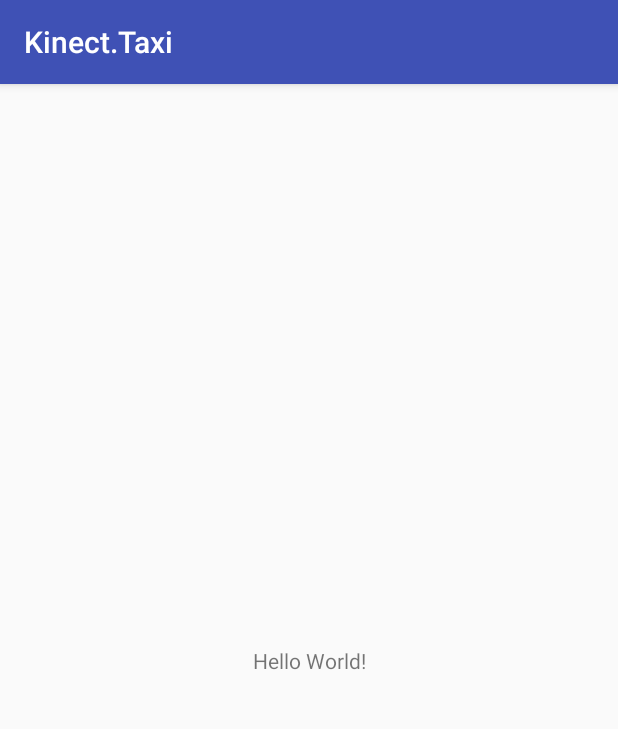
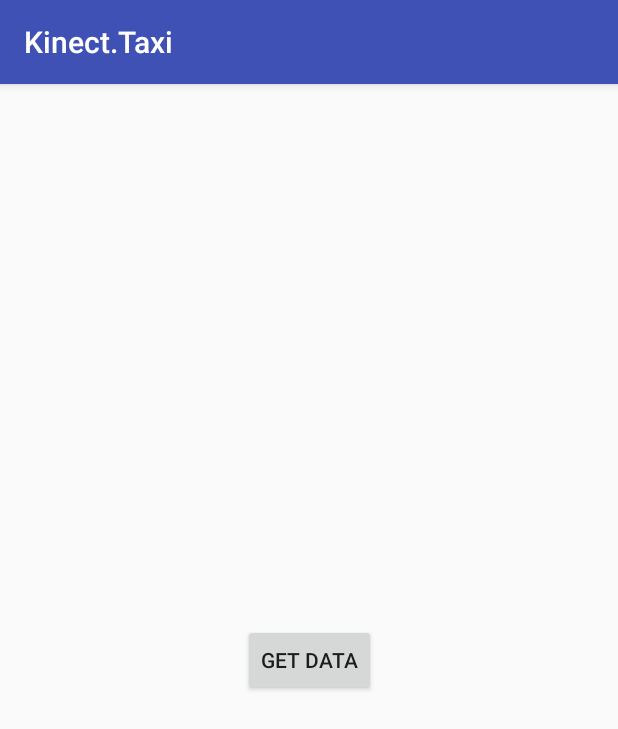
Before and after one commit to andrewgrow/Kinect.Taxi, an Android app: the screen it shows after launch (MainActivity), on a phone screen of 412 x 824 dp. Shown: the top 729 px of the screen. Run offline under Robolectric (Android 15) with nearby library versions, the phone set to English and light mode, and no system bars; our stand-ins replace RxJava.

```diff
--- a/app/src/main/AndroidManifest.xml
+++ b/app/src/main/AndroidManifest.xml
@@ -1,6 +1,8 @@
 <?xml version="1.0" encoding="utf-8"?>
 <manifest xmlns:android="http://schemas.android.com/apk/res/android"
     package="pro.kinect.taxi">
+
+    <uses-permission android:name="android.permission.INTERNET" />
 
     <application
         android:allowBackup="true"
--- a/app/src/main/java/pro/kinect/taxi/MainActivity.java
+++ b/app/src/main/java/pro/kinect/taxi/MainActivity.java
@@ -2,12 +2,67 @@ package pro.kinect.taxi;
 
 import android.support.v7.app.AppCompatActivity;
 import android.os.Bundle;
+import android.util.Log;
+import android.widget.Button;
+
+import java.util.List;
+
+import io.reactivex.Observable;
+import io.reactivex.Observer;
+import io.reactivex.SingleObserver;
+import io.reactivex.disposables.Disposable;
+import io.reactivex.observers.DisposableObserver;
+import pro.kinect.taxi.rest.RestAutoModel;
+import pro.kinect.taxi.rest.RestManager;
 
 public class MainActivity extends AppCompatActivity {
+
+    private static final String TAG = MainActivity.class.getSimpleName();
+
+    private DisposableObserver<List<RestAutoModel>> listObserver;
 
     @Override
     protected void onCreate(Bundle savedInstanceState) {
         super.onCreate(savedInstanceState);
         setContentView(R.layout.activity_main);
+
+        listObserver = new DisposableObserver<List<RestAutoModel>>() {
+            @Override
+            public void onNext(List<RestAutoModel> list) {
+                Log.d(TAG, "всего: " + list.size() + " машин");
+                for (RestAutoModel autoModel : list) {
+                    Log.d(TAG, autoModel.toString());
+                }
+            }
+
+            @Override
+            public void onError(Throwable e) {
+
+            }
+
+            @Override
+            public void onComplete() {
+
+            }
+        };
+
+        Button btnGetData = findViewById(R.id.btnGetData);
+        btnGetData.setOnClickListener(clickedView -> {
+            RestManager.getAllAutoCoordinates();
+        });
+    }
+
+    @Override
+    protected void onResume() {
+        super.onResume();
+        RestManager
+                .getSubjectAutoModel()
+                .onSubscribe(listObserver);
+    }
+
+    @Override
+    protected void onPause() {
+        listObserver.dispose();
+        super.onPause();
     }
 }
--- /dev/null
+++ b/app/src/main/java/pro/kinect/taxi/rest/RestApi.java
@@ -0,0 +1,18 @@
+package pro.kinect.taxi.rest;
+
+import java.util.List;
+
+import retrofit2.Call;
+import retrofit2.http.Field;
+import retrofit2.http.FormUrlEncoded;
+import retrofit2.http.POST;
+import retrofit2.http.Query;
+
+public interface RestApi {
+
+    @POST("getauto.php")
+    @FormUrlEncoded
+    Call<List<RestAutoModel>> getAllAutoCoordinates(
+            @Field("func") String func
+    );
+}
--- a/app/src/main/res/layout/activity_main.xml
+++ b/app/src/main/res/layout/activity_main.xml
@@ -6,10 +6,11 @@
     android:layout_height="match_parent"
     tools:context=".MainActivity">
 
-    <TextView
+    <Button
+        android:id="@+id/btnGetData"
         android:layout_width="wrap_content"
         android:layout_height="wrap_content"
-        android:text="Hello World!"
+        android:text="Get data"
         app:layout_constraintBottom_toBottomOf="parent"
         app:layout_constraintLeft_toLeftOf="parent"
         app:layout_constraintRight_toRightOf="parent"
```
Also changed, not shown: app/build.gradle (+11 -0 lines), app/src/main/java/pro/kinect/taxi/rest/RestAutoModel.java (added, +145 -0 lines), app/src/main/java/pro/kinect/taxi/rest/RestManager.java (added, +76 -0 lines).
